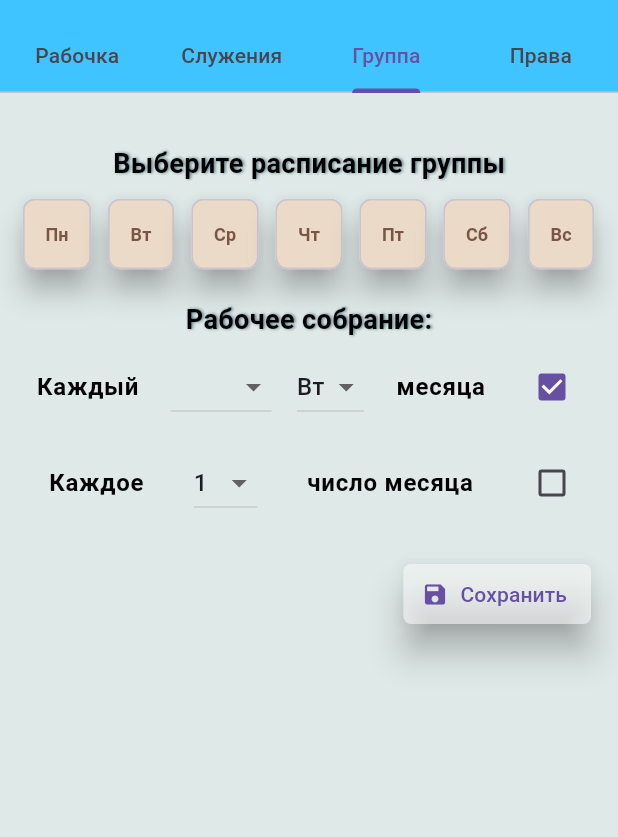
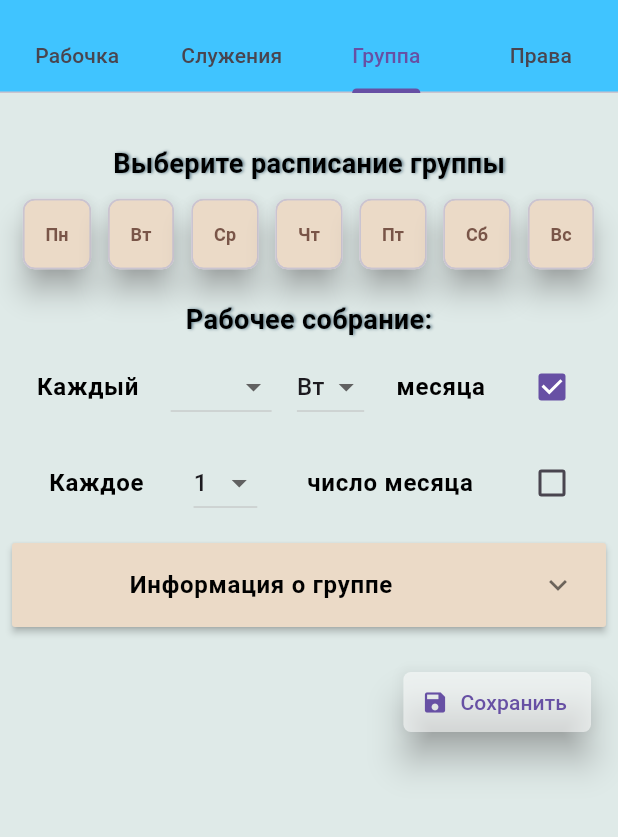
Before and after one commit to KovynevA/aahelperweb, a Flutter app: the Chairman screen opened directly, tab 3 chosen, on a phone screen of 412 x 824 dp, the part 63-900 px from its top. Run offline on Flutter 3.47's test engine with Material 3 defaults, Android fonts, the phone set to English and light mode, and no system bars; our stand-ins replace audioplayers, cloud_firestore, firebase_auth, firebase_core, fl_chart, mask_text_input_formatter and 1 more; accounts and stored records are empty.

Commit message:
Подготовка группы и окна информации о группе

```diff
--- a/lib/service/chairperson/settingsgroup.dart
+++ b/lib/service/chairperson/settingsgroup.dart
@@ -321,6 +321,10 @@ class _SettingsGroupState extends State<SettingsGroup> {
                 },
               ),
             ),
+            GroupInfo(
+              listdeductions: listdeductions,
+              selectedDays: selectedDays,
+            ),
             Align(
               alignment: Alignment.centerRight,
               child: Padding(
@@ -361,10 +365,6 @@ class _SettingsGroupState extends State<SettingsGroup> {
                 ),
               ),
             ),
-            // TextButton(
-            //   onPressed: moveData,
-            //   child: Text('data'),
-            // ),
           ],
         ),
       ),
@@ -478,3 +478,112 @@ class WeekSelectorDropdown extends StatelessWidget {
     );
   }
 }
+
+class GroupInfo extends StatefulWidget {
+  final List<String> selectedDays;
+  final List<Deductions> listdeductions;
+  const GroupInfo({
+    super.key,
+    required this.selectedDays,
+    required this.listdeductions,
+  });
+
+  @override
+  State<GroupInfo> createState() => _GroupInfoState();
+}
+
+class _GroupInfoState extends State<GroupInfo> {
+  bool _isExpanded = false;
+  TextEditingController citycontroller = TextEditingController();
+  TextEditingController areacontroller = TextEditingController();
+  TextEditingController metrocontroller = TextEditingController();
+  List<TextEditingController> timingcontroller = [];
+  TextEditingController bigspeakercontroller = TextEditingController();
+  TextEditingController minispeakercontroller = TextEditingController();
+  TextEditingController adresscontroller = TextEditingController();
+  TextEditingController phonecontroller = TextEditingController();
+  TextEditingController emailcontroller = TextEditingController();
+  TextEditingController urlcontroller = TextEditingController();
+
+  @override
+  Widget build(BuildContext context) {
+    return SingleChildScrollView(
+      child: Padding(
+        padding: const EdgeInsets.all(8.0),
+        child: Column(
+          children: [
+            ExpansionPanelList(
+              dividerColor: Colors.blueGrey,
+              expansionCallback: (int index, bool isExpanded) {
+                setState(() {
+                  // Toggle the expansion state of the panel
+                  _isExpanded = !_isExpanded;
+                });
+              },
+              children: <ExpansionPanel>[
+                ExpansionPanel(
+                  backgroundColor: AppColor.cardColor,
+                  headerBuilder: (BuildContext context, bool isExpanded) {
+                    return ListTile(
+                      title: Center(
+                          child: Text(
+                        'Информация о группе',
+                        style: AppTextStyle.valuesstyle,
+                      )),
+                    );
+                  },
+                  body: Column(
+                    children: [
+                      TextAndTextFieldWidget(
+                        text: 'Город:',
+                        controller: citycontroller,
+                      ),
+                      TextAndTextFieldWidget(
+                        text: 'Район:',
+                        controller: areacontroller,
+                      ),
+                      TextAndTextFieldWidget(
+                        text: 'Метро:',
+                        controller: metrocontroller,
+                      ),
+                      for (var i = 0; i < widget.selectedDays.length - 1;)
+                        TextAndTextFieldWidget(
+                          text: '${widget.selectedDays[i]}',
+                          controller: timingcontroller[i],
+                        ),
+                      TextAndTextFieldWidget(
+                        text: 'Большое спикерское:',
+                        controller: bigspeakercontroller,
+                      ),
+                      TextAndTextFieldWidget(
+                        text: 'Мини-спикерское:',
+                        controller: minispeakercontroller,
+                      ),
+                      TextAndTextFieldWidget(
+                        text: 'Адресс:',
+                        controller: adresscontroller,
+                      ),
+                      TextAndTextFieldWidget(
+                        text: 'Телефон:',
+                        controller: phonecontroller,
+                      ),
+                      TextAndTextFieldWidget(
+                        text: 'Почта:',
+                        controller: emailcontroller,
+                      ),
+                      TextAndTextFieldWidget(
+                        text: 'Сайт:',
+                        controller: urlcontroller,
+                      ),
+                    ],
+                  ),
+                  isExpanded: _isExpanded,
+                ),
+              ],
+            ),
+          ],
+        ),
+      ),
+    );
+  }
+}
```
Also changed, not shown: lib/helper/utils.dart (+32 -20 lines).
